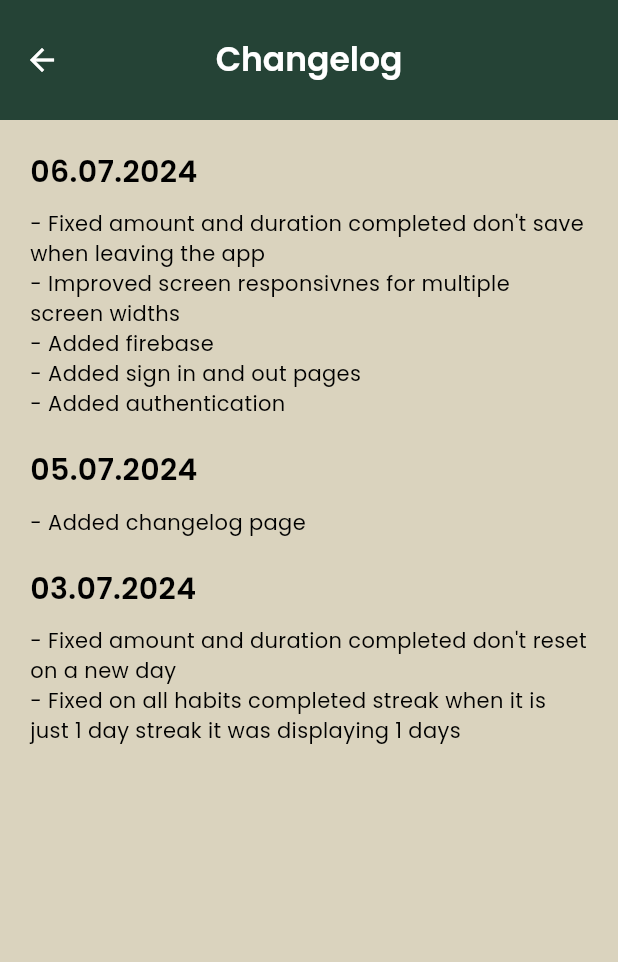
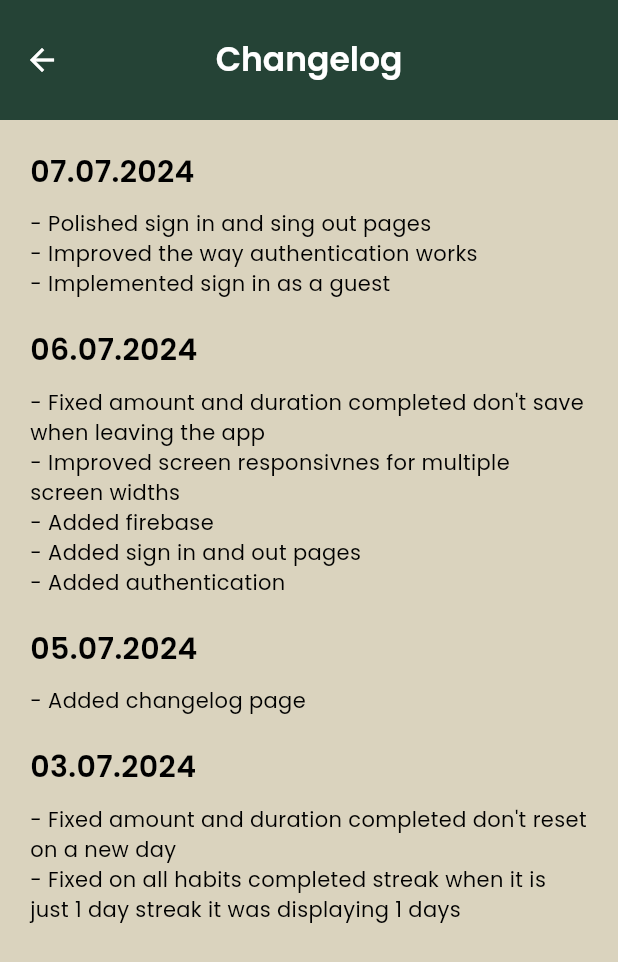
Before and after one commit to ashellz/habitt, a Flutter app: the screen it shows once a user with an empty profile is signed in, in the side drawer, after a tap on "Changelog", on a phone screen of 412 x 824 dp. Shown: the top 962 px of the screen. Run offline on Flutter 3.47's test engine with Material 3 defaults, Android fonts, the phone set to English and light mode, and no system bars; our stand-ins replace awesome_notifications, firebase_auth, firebase_core, flutter_slidable, fluttertoast, hive and 2 more; missing offline and left inert: icons_flutter, workmanager; accounts and stored records are empty.

Commit message:
Changelog update

```diff
--- a/lib/pages/changelog_page.dart
+++ b/lib/pages/changelog_page.dart
@@ -15,6 +15,20 @@ class ChangelogPage extends StatelessWidget {
       ),
       body: ListView(
         children: const [
+          // 07.07.2024
+          Padding(
+            padding: EdgeInsets.only(top: 20, left: 20, bottom: 10),
+            child: Text(
+              "07.07.2024",
+              style: TextStyle(fontSize: 20, fontWeight: FontWeight.bold),
+            ),
+          ),
+          Padding(
+            padding: EdgeInsets.symmetric(horizontal: 20.0),
+            child: Text(
+                "- Polished sign in and sing out pages\n- Improved the way authentication works\n- Implemented sign in as a guest"),
+          ),
+
           // 06.07.2024
           Padding(
             padding: EdgeInsets.only(top: 20, left: 20, bottom: 10),
--- a/lib/util/objects/menu_drawer.dart
+++ b/lib/util/objects/menu_drawer.dart
@@ -25,7 +25,7 @@ Widget menuDrawer(context) {
           ),
         ),
         Padding(
-          padding: const EdgeInsets.all(8.0),
+          padding: const EdgeInsets.all(20.0),
           child: Column(
             crossAxisAlignment: CrossAxisAlignment.start,
             children: [
```
